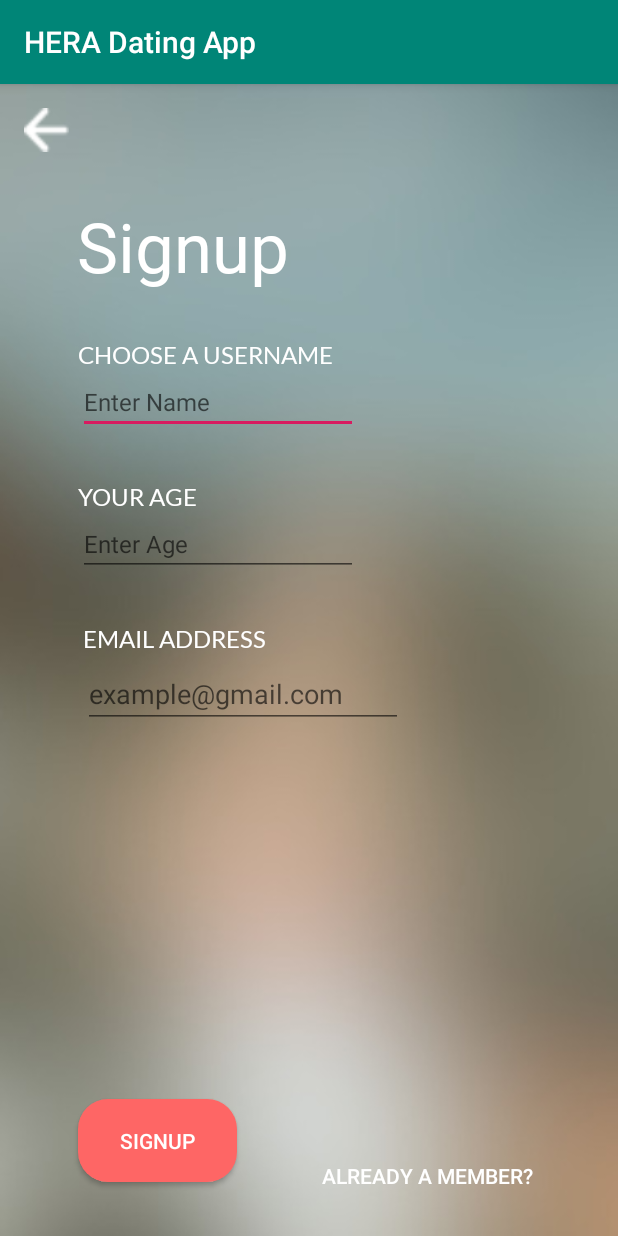
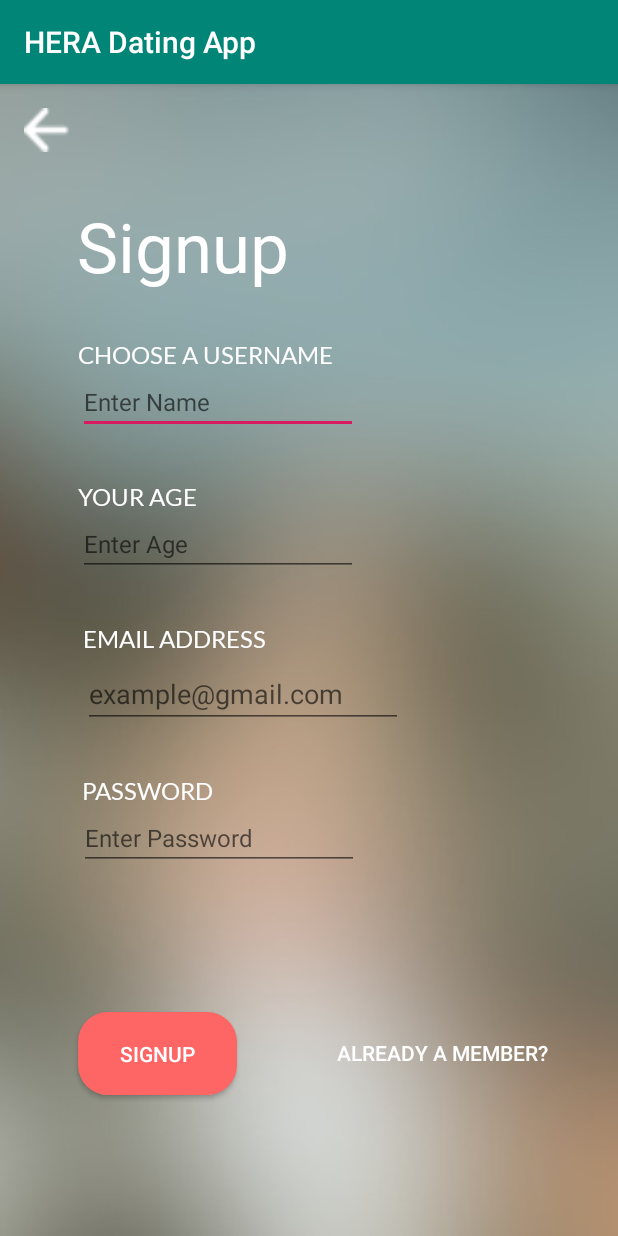
Before and after one commit to joshlimlim/HERADatingApp, an Android app: the RegisterActivity screen opened directly, with no data from a screen before it, on a phone screen of 412 x 824 dp. Run offline under Robolectric (Android 15) with nearby library versions, the phone set to English and light mode, and no system bars; our stand-ins replace Firebase (no records; nobody signed in at launch, a user with empty details on screens opened directly).

Commit message:
Merge branch 'master' of https://github.com/joshlimlim/HERADatingApp
# Conflicts:
#	app/src/main/res/layout/activity_register.xml

Register Design Page updated and completed

```diff
--- a/app/src/main/res/layout/activity_register.xml
+++ b/app/src/main/res/layout/activity_register.xml
@@ -115,7 +115,7 @@
         app:layout_constraintTop_toBottomOf="@+id/etAge" />
 
     <EditText
-        android:id="@+id/editText"
+        android:id="@+id/editText3"
         android:layout_width="wrap_content"
         android:layout_height="wrap_content"
         android:layout_marginStart="8dp"
@@ -134,25 +134,62 @@
         android:layout_width="106dp"
         android:layout_height="55dp"
         android:layout_marginStart="52dp"
-        android:layout_marginBottom="36dp"
+        android:layout_marginTop="8dp"
+        android:layout_marginBottom="8dp"
         android:background="@drawable/roundedsignup"
         android:text="SIGNUP"
         android:textColor="@android:color/white"
         app:layout_constraintBottom_toBottomOf="parent"
-        app:layout_constraintStart_toStartOf="parent" />
+        app:layout_constraintStart_toStartOf="parent"
+        app:layout_constraintTop_toBottomOf="@+id/editText4" />
 
     <Button
         android:id="@+id/button2"
         android:layout_width="wrap_content"
         android:layout_height="wrap_content"
         android:layout_marginStart="8dp"
+        android:layout_marginTop="8dp"
         android:layout_marginEnd="8dp"
-        android:layout_marginBottom="16dp"
+        android:layout_marginBottom="8dp"
         android:background="#00000000"
         android:text="Already a member?"
         android:textColor="@android:color/white"
         app:layout_constraintBottom_toBottomOf="parent"
         app:layout_constraintEnd_toEndOf="parent"
-        app:layout_constraintStart_toEndOf="@+id/btnSignUp" />
+        app:layout_constraintHorizontal_bias="0.606"
+        app:layout_constraintStart_toEndOf="@+id/btnSignUp"
+        app:layout_constraintTop_toBottomOf="@+id/editText4" />
+
+    <TextView
+        android:id="@+id/textView11"
+        android:layout_width="wrap_content"
+        android:layout_height="wrap_content"
+        android:layout_marginStart="8dp"
+        android:layout_marginTop="32dp"
+        android:layout_marginEnd="8dp"
+        android:fontFamily="@font/lato"
+        android:text="PASSWORD"
+        android:textColor="@android:color/white"
+        android:textSize="16sp"
+        app:layout_constraintEnd_toEndOf="parent"
+        app:layout_constraintHorizontal_bias="0.151"
+        app:layout_constraintStart_toStartOf="parent"
+        app:layout_constraintTop_toBottomOf="@+id/editText3" />
+
+    <EditText
+        android:id="@+id/editText4"
+        android:layout_width="wrap_content"
+        android:layout_height="wrap_content"
+        android:layout_marginStart="8dp"
+        android:layout_marginEnd="8dp"
+        android:ems="10"
+        android:hint="Enter Password"
+        android:inputType="textPassword"
+        android:textColor="@android:color/white"
+        android:textSize="16sp"
+        app:layout_constraintEnd_toEndOf="parent"
+        app:layout_constraintHorizontal_bias="0.214"
+        app:layout_constraintStart_toStartOf="parent"
+        app:layout_constraintTop_toBottomOf="@+id/textView11" />
 
 </android.support.constraint.ConstraintLayout>
```
